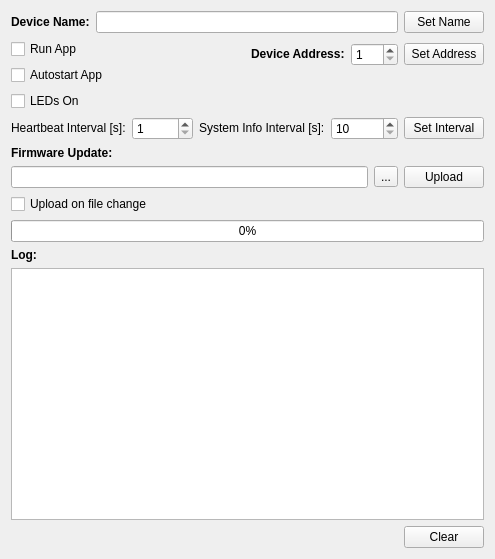
The window that pc/BusConfigurator/busManager/settingsWidget.ui (ChristianMarty/RoomBus) describes before a commit, drawn with Qt 5.
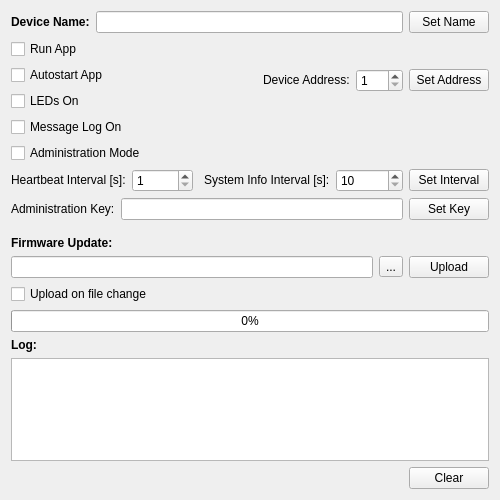
The same window after the commit.

The edit to the form file:
```diff
--- a/pc/BusConfigurator/busManager/settingsWidget.ui
+++ b/pc/BusConfigurator/busManager/settingsWidget.ui
@@ -6,8 +6,8 @@
    <rect>
     <x>0</x>
     <y>0</y>
-    <width>468</width>
-    <height>559</height>
+    <width>500</width>
+    <height>500</height>
    </rect>
   </property>
   <property name="windowTitle">
@@ -73,6 +73,20 @@
            </property>
           </widget>
          </item>
+         <item>
+          <widget class="QCheckBox" name="checkBox_messageLogEnabled">
+           <property name="text">
+            <string>Message Log On</string>
+           </property>
+          </widget>
+         </item>
+         <item>
+          <widget class="QCheckBox" name="checkBox_administrationMode">
+           <property name="text">
+            <string>Administration Mode</string>
+           </property>
+          </widget>
+         </item>
         </layout>
        </item>
        <item>
@@ -100,11 +114,6 @@
                <verstretch>0</verstretch>
               </sizepolicy>
              </property>
-             <property name="font">
-              <font>
-               <bold>true</bold>
-              </font>
-             </property>
              <property name="text">
               <string>Device Address:</string>
              </property>
@@ -179,6 +188,19 @@
          </property>
         </widget>
        </item>
+       <item>
+        <spacer name="horizontalSpacer_4">
+         <property name="orientation">
+          <enum>Qt::Horizontal</enum>
+         </property>
+         <property name="sizeHint" stdset="0">
+          <size>
+           <width>40</width>
+           <height>20</height>
+          </size>
+         </property>
+        </spacer>
+       </item>
        <item>
         <widget class="QLabel" name="label_4">
          <property name="sizePolicy">
@@ -214,6 +236,47 @@
        </item>
       </layout>
      </item>
+     <item>
+      <layout class="QHBoxLayout" name="horizontalLayout_9">
+       <item>
+        <widget class="QLabel" name="label_7">
+         <property name="text">
+          <string>Administration Key:</string>
+         </property>
+        </widget>
+       </item>
+       <item>
+        <widget class="QLineEdit" name="lineEdit_administrationKey">
+         <property name="maxLength">
+          <number>60</number>
+         </property>
+        </widget>
+       </item>
+       <item>
+        <widget class="QPushButton" name="pushButton_setAdministrationKey">
+         <property name="text">
+          <string>Set Key</string>
+         </property>
+        </widget>
+       </item>
+      </layout>
+     </item>
+     <item>
+      <spacer name="verticalSpacer">
+       <property name="orientation">
+        <enum>Qt::Vertical</enum>
+       </property>
+       <property name="sizeType">
+        <enum>QSizePolicy::Fixed</enum>
+       </property>
+       <property name="sizeHint" stdset="0">
+        <size>
+         <width>20</width>
+         <height>10</height>
+        </size>
+       </property>
+      </spacer>
+     </item>
      <item>
       <widget class="QLabel" name="label_5">
        <property name="font">
```
Left out of the diff: 6 changed lines with no effect on the pictures.
